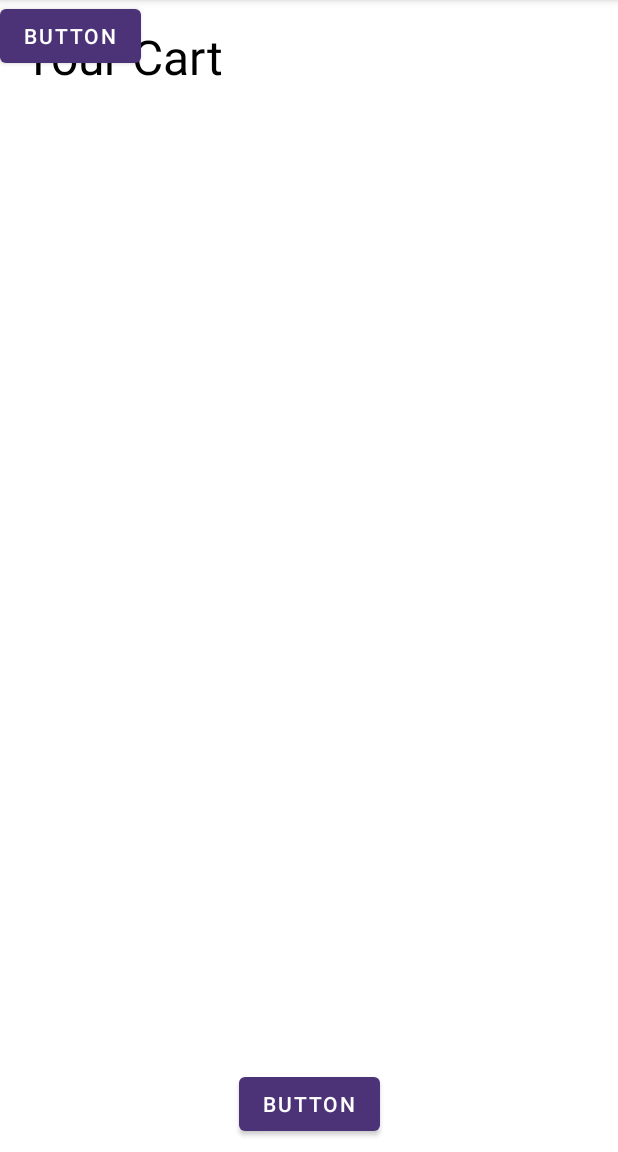
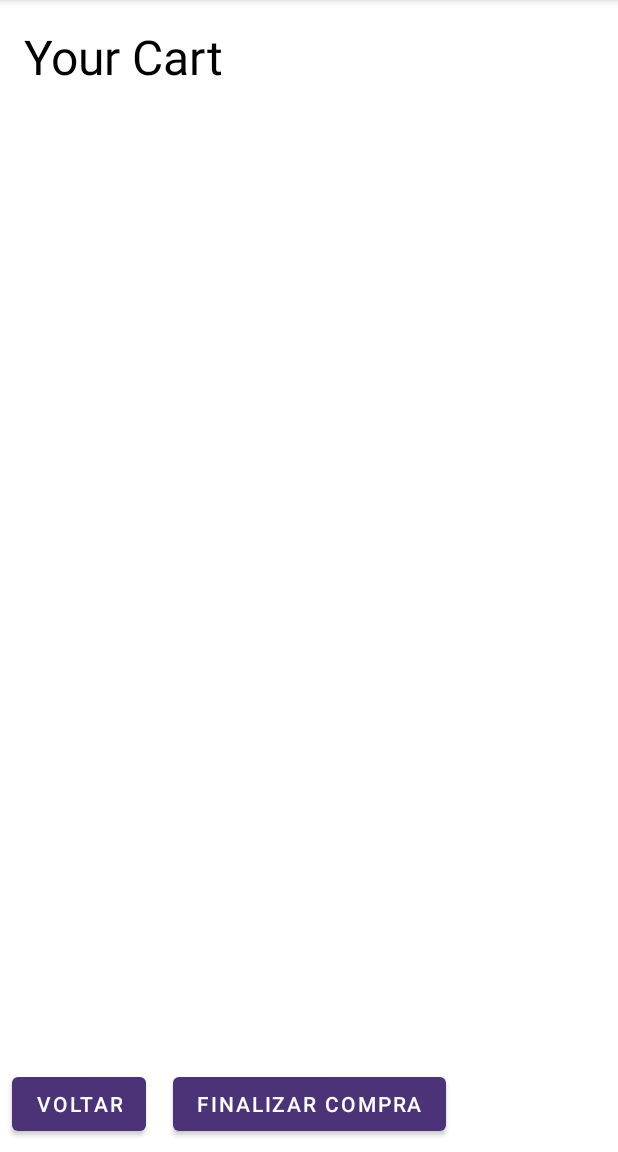
Before and after one commit to Yaasai/gostei-android, an Android app: the CartActivity screen opened directly, with no data from a screen before it, on a phone screen of 412 x 824 dp, the part 84-1236 px from its top. Run offline under Robolectric (Android 15) with nearby library versions, the phone set to English and light mode, and no system bars.

Commit message:
Botoes(finalizar compra e voltar)

```diff
--- a/app/src/main/res/layout/activity_cart.xml
+++ b/app/src/main/res/layout/activity_cart.xml
@@ -12,7 +12,10 @@
         android:padding="16dp"
         android:text="Your Cart"
         android:textColor="#000"
-        android:textSize="32sp" />
+        android:textSize="32sp"
+        app:layout_constraintTop_toTopOf="parent"
+        app:layout_constraintLeft_toLeftOf="parent"
+        tools:text="@string/your_cart" />
 
     <androidx.recyclerview.widget.RecyclerView
         android:layout_width="0dp"
@@ -27,18 +30,20 @@
         android:layout_width="wrap_content"
         android:layout_height="wrap_content"
         android:layout_marginBottom="8dp"
-        android:text="Button"
+        android:text="@string/end_cart"
         app:layout_constraintBottom_toBottomOf="parent"
         app:layout_constraintEnd_toEndOf="parent"
         app:layout_constraintStart_toStartOf="parent"
         tools:text="@string/end_cart" />
 
     <Button
-        android:id="@+id/button2"
+        android:id="@+id/button3"
         android:layout_width="wrap_content"
         android:layout_height="wrap_content"
-        android:text="Button"
+        android:layout_marginStart="8dp"
+        android:layout_marginBottom="8dp"
+        android:text="@string/back"
+        app:layout_constraintBottom_toBottomOf="parent"
         app:layout_constraintStart_toStartOf="parent"
-        tools:layout_editor_absoluteY="546dp"
         tools:text="@string/back" />
 </androidx.constraintlayout.widget.ConstraintLayout>
--- a/app/src/main/res/values/strings.xml
+++ b/app/src/main/res/values/strings.xml
@@ -1,5 +1,6 @@
 <resources>
     <string name="app_name">OneShotRPG</string>
+    <string name="your_cart">Seu carrinho</string>
     <string name="end_cart">Finalizar Compra</string>
     <string name="back">Voltar</string>
 </resources>
```
